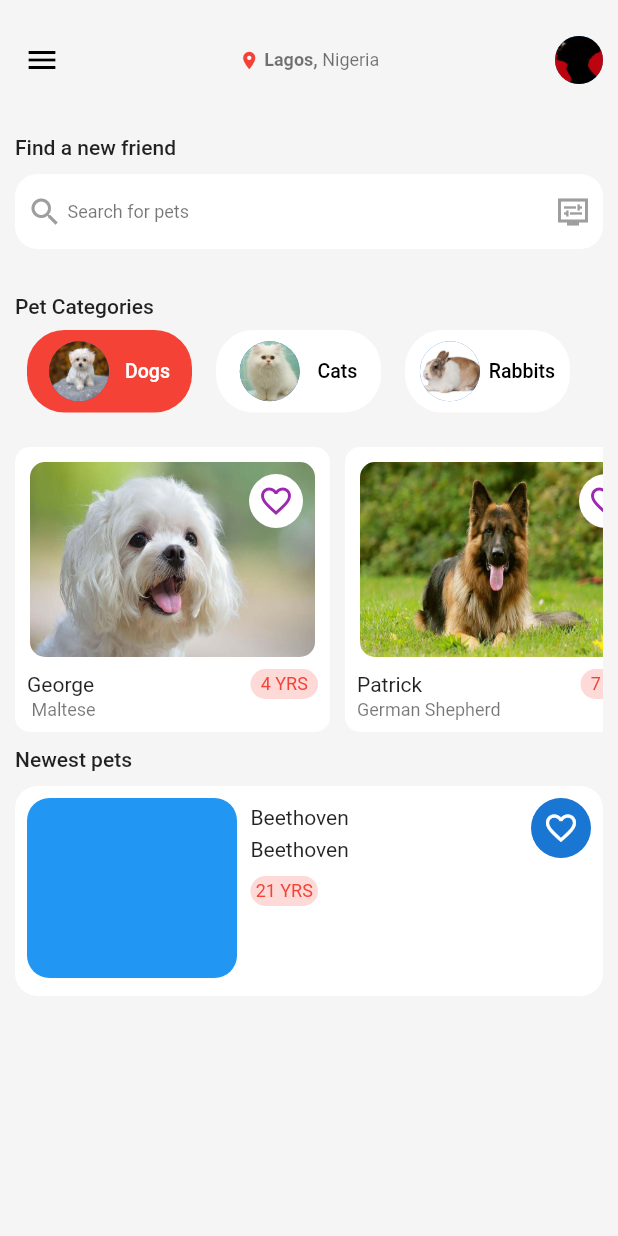
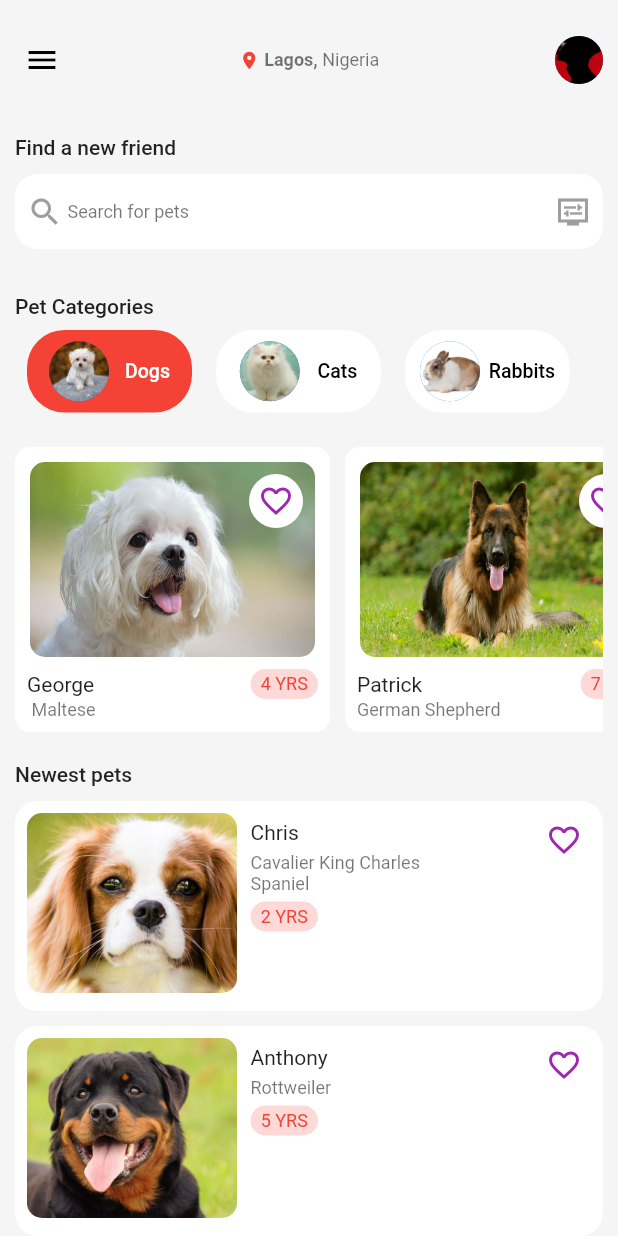
Before and after one commit to Richmond-Nunoo/PET-ADOPTION-APP, a Flutter app: the UserHomePage screen opened directly, on a phone screen of 412 x 824 dp. Run offline on Flutter 3.47's test engine with Material 2 defaults, Android fonts, the light colour scheme and no system bars.

Commit message:
Ui complete

```diff
--- a/lib/views/model/pets_model.dart
+++ b/lib/views/model/pets_model.dart
@@ -38,18 +38,22 @@ List<PetsModel> topPets = [
     age: 13,
     petBreed: "Siberian Husky",
     likes: [],
-    id: 2,
+    id: 3,
   ),
 ];
+
+////New Pets
+/////New Pets
+/////New Pets
 
 List<PetsModel> newPets = [
   PetsModel(
     petName: "Chris",
-    petImage: "assets/images/bulldog.jpg",
+    petImage: "assets/images/cava.jpg",
     age: 2,
-    petBreed: "Bulldog",
+    petBreed: "Cavalier King Charles Spaniel",
     likes: [],
-    id: 1,
+    id: 4,
   ),
   PetsModel(
     petName: "Anthony",
@@ -57,7 +61,7 @@ List<PetsModel> newPets = [
     age: 5,
     petBreed: "Rottweiler",
     likes: [],
-    id: 2,
+    id: 5,
   ),
   PetsModel(
     petName: "Lucifer",
@@ -65,6 +69,6 @@ List<PetsModel> newPets = [
     age: 13,
     petBreed: "Basset Hound",
     likes: [],
-    id: 2,
+    id: 6,
   ),
 ];
--- a/lib/views/pages/homepage.dart
+++ b/lib/views/pages/homepage.dart
@@ -1,5 +1,6 @@
 import 'package:flutter/material.dart';
 import 'package:pet_adoption_app_ui/views/model/pets_model.dart';
+import 'package:pet_adoption_app_ui/views/widgets/new_pets_card.dart';
 import 'package:pet_adoption_app_ui/views/widgets/top_pets_card.dart';
 
 class UserHomePage extends StatefulWidget {
@@ -169,11 +170,11 @@ class _UserHomePageState extends State<UserHomePage> {
           const SizedBox(
             height: 15,
           ),
-          SizedBox(
-            height: 200,
-            child: SingleChildScrollView(
-              physics: const BouncingScrollPhysics(),
-              scrollDirection: Axis.horizontal,
+          SingleChildScrollView(
+            physics: const BouncingScrollPhysics(),
+            scrollDirection: Axis.horizontal,
+            child: SizedBox(
+              height: 200,
               child: ListView.separated(
                 physics: const BouncingScrollPhysics(),
                 scrollDirection: Axis.horizontal,
@@ -198,6 +199,9 @@ class _UserHomePageState extends State<UserHomePage> {
               ),
             ),
           ),
+          const SizedBox(
+            height: 10,
+          ),
           Text(
             "Newest pets",
             style: theme.bodyLarge,
@@ -205,71 +209,27 @@ class _UserHomePageState extends State<UserHomePage> {
           const SizedBox(
             height: 10,
           ),
-          Stack(
-            children: [
-              Container(
-                height: 140,
-                width: double.infinity,
-                decoration: const BoxDecoration(
-                    color: Colors.white,
-                    borderRadius: BorderRadius.all(Radius.circular(15))),
-              ),
-              Padding(
-                padding: const EdgeInsets.all(8.0),
-                child: Row(
-                  crossAxisAlignment: CrossAxisAlignment.start,
-                  children: [
-                    Container(
-                      height: 120,
-                      width: 140,
-                      decoration: const BoxDecoration(
-                          color: Colors.blue,
-                          borderRadius: BorderRadius.all(Radius.circular(15))),
-                    ),
-                    const SizedBox(
-                      width: 9,
-                    ),
-                    Column(
-                      mainAxisAlignment: MainAxisAlignment.start,
-                      crossAxisAlignment: CrossAxisAlignment.start,
-                      children: [
-                        SizedBox(
-                          height: 5,
-                        ),
-                        Text("Beethoven"),
-                        SizedBox(
-                          height: 5,
-                        ),
-                        Text("Beethoven"),
-                        SizedBox(
-                          height: 10,
-                        ),
-                        Container(
-                          height: 20,
-                          width: 45,
-                          decoration: BoxDecoration(
-                              color: Colors.red.withOpacity(0.2),
-                              borderRadius:
-                                  const BorderRadius.all(Radius.circular(10))),
-                          child: Center(
-                            child: Text(
-                              "21 YRS",
-                              style:
-                                  theme.bodySmall!.copyWith(color: Colors.red),
-                            ),
-                          ),
-                        )
-                      ],
-                    ),
-                    Spacer(),
-                    CircleAvatar(
-                      child: Icon(Icons.favorite_outline),
-                    )
-                  ],
-                ),
-              ),
-            ],
-          )
+          ListView.separated(
+            physics: const NeverScrollableScrollPhysics(),
+            shrinkWrap: true,
+            itemCount: newPets.length,
+            itemBuilder: (context, index) {
+              final myPetDetails = newPets[index];
+              return NewPetsCard(
+                petName: myPetDetails.petName,
+                petBreed: myPetDetails.petBreed,
+                year: myPetDetails.age.toString(),
+                imageUrl: myPetDetails.petImage,
+                iD: myPetDetails.id,
+                likes: myPetDetails.likes,
+              );
+            },
+            separatorBuilder: (BuildContext context, int index) {
+              return const SizedBox(
+                height: 10,
+              );
+            },
+          ),
         ],
       ),
     );
--- /dev/null
+++ b/lib/views/widgets/new_pets_card.dart
@@ -0,0 +1,130 @@
+import 'package:flutter/material.dart';
+import 'package:pet_adoption_app_ui/views/widgets/like_animation.dart';
+
+class NewPetsCard extends StatefulWidget {
+  final String petName, petBreed, year, imageUrl;
+  final int iD;
+  final List likes;
+  const NewPetsCard(
+      {super.key,
+      required this.petName,
+      required this.petBreed,
+      required this.year,
+      required this.imageUrl,
+      required this.iD,
+      required this.likes});
+
+  @override
+  State<NewPetsCard> createState() => _NewPetsCardState();
+}
+
+class _NewPetsCardState extends State<NewPetsCard> {
+  @override
+  Widget build(BuildContext context) {
+    final theme = Theme.of(context).textTheme;
+    return Stack(
+      children: [
+        Container(
+          height: 140,
+          width: double.infinity,
+          decoration: const BoxDecoration(
+              color: Colors.white,
+              borderRadius: BorderRadius.all(Radius.circular(15))),
+        ),
+        Padding(
+          padding: const EdgeInsets.all(8.0),
+          child: Row(
+            crossAxisAlignment: CrossAxisAlignment.start,
+            children: [
+              Container(
+                height: 120,
+                width: 140,
+                decoration: BoxDecoration(
+                  image: DecorationImage(
+                      image: AssetImage(widget.imageUrl), fit: BoxFit.cover),
+                  borderRadius: const BorderRadius.all(
+                    Radius.circular(10),
+                  ),
+                ),
+              ),
+              const SizedBox(
+                width: 9,
+              ),
+              Column(
+                mainAxisAlignment: MainAxisAlignment.start,
+                crossAxisAlignment: CrossAxisAlignment.start,
+                children: [
+                  const SizedBox(
+                    height: 5,
+                  ),
+                  Text(
+                    widget.petName,
+                    style: theme.bodyMedium,
+                  ),
+                  const SizedBox(
+                    height: 5,
+                  ),
+                  SizedBox(
+                    width: 120,
+                    child: Text(
+                      widget.petBreed,
+                      style: theme.bodySmall,
+                      overflow: TextOverflow.clip,
+                    ),
+                  ),
+                  const SizedBox(
+                    height: 5,
+                  ),
+                  Container(
+                    height: 20,
+                    width: 45,
+                    decoration: BoxDecoration(
+                        color: Colors.red.withOpacity(0.2),
+                        borderRadius:
+                            const BorderRadius.all(Radius.circular(10))),
+                    child: Center(
+                      child: Text(
+                        "${widget.year} YRS",
+                        style: theme.bodySmall!.copyWith(color: Colors.red),
+                      ),
+                    ),
+                  )
+                ],
+              ),
+              const Spacer(),
+              LikeAnimation(
+                isAnimating: widget.likes.contains(widget.iD),
+                smallLike: true,
+                child: InkWell(
+                  onTap: () {
+                    setState(() {});
+                    if (widget.likes.contains(widget.iD)) {
+                      widget.likes.remove(widget.iD);
+                    } else {
+                      widget.likes.add(widget.iD);
+                    }
+                  },
+                  child: CircleAvatar(
+                    radius: 18,
+                    backgroundColor: widget.likes.contains(widget.iD)
+                        ? Colors.purple
+                        : Colors.white,
+                    child: widget.likes.contains(widget.iD)
+                        ? const Icon(
+                            Icons.favorite_sharp,
+                            color: Colors.white,
+                          )
+                        : const Icon(
+                            Icons.favorite_border_outlined,
+                            color: Colors.purple,
+                          ),
+                  ),
+                ),
+              ),
+            ],
+          ),
+        ),
+      ],
+    );
+  }
+}
```
Also changed, not shown: assets/images/cava.jpg (added).
